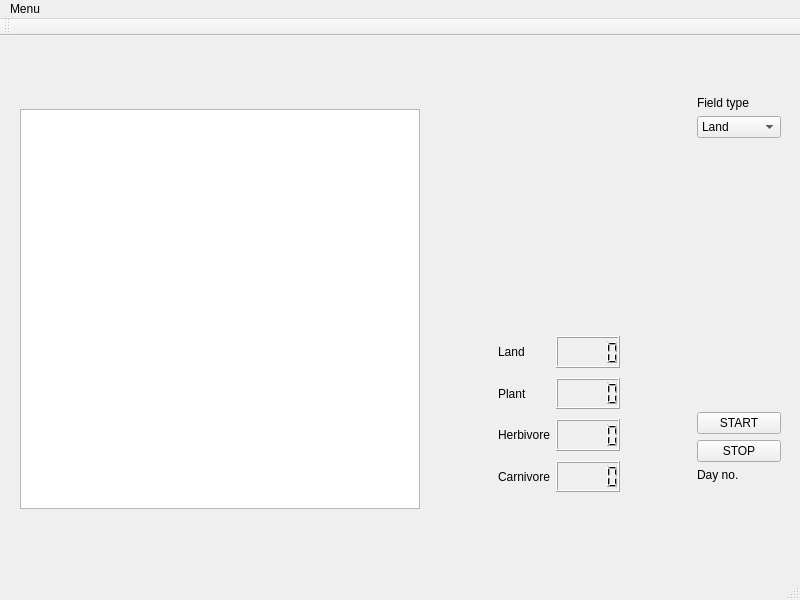
Old version of the form mainwindow.ui in the repository Climberwis/LgoEV_QT.
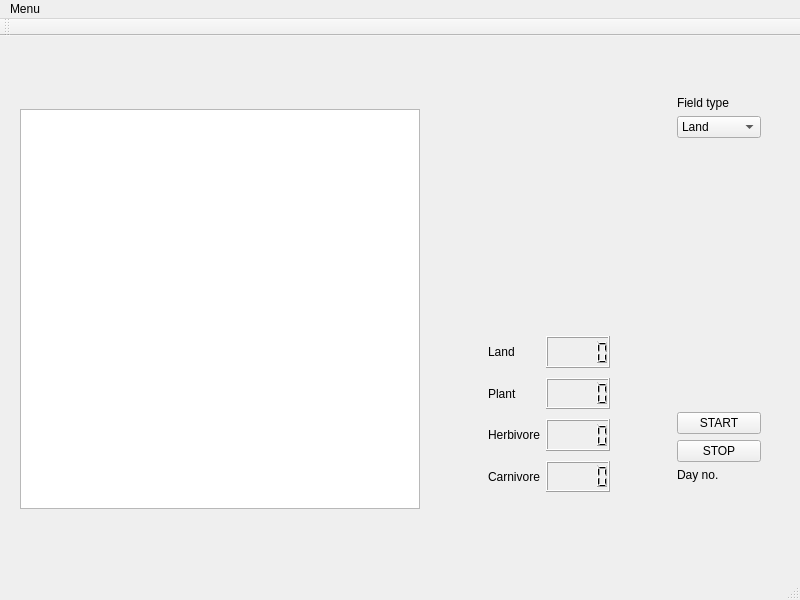
New version of the form.

The edit to the form file:
```diff
--- a/mainwindow.ui
+++ b/mainwindow.ui
@@ -14,7 +14,7 @@
    <string>MainWindow</string>
   </property>
   <widget class="QWidget" name="centralWidget">
-   <widget class="QWidget" name="">
+   <widget class="QWidget" name="layoutWidget">
     <property name="geometry">
      <rect>
       <x>0</x>
@@ -31,7 +31,7 @@
       <number>20</number>
      </property>
      <property name="rightMargin">
-      <number>20</number>
+      <number>40</number>
      </property>
      <property name="bottomMargin">
       <number>20</number>
```
